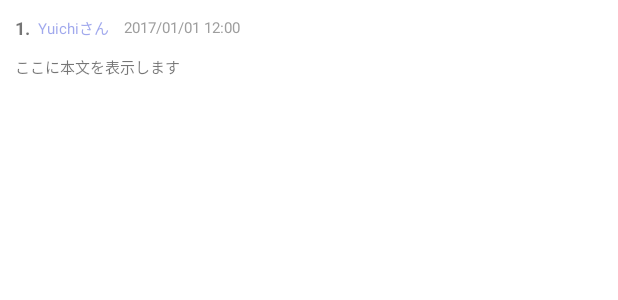
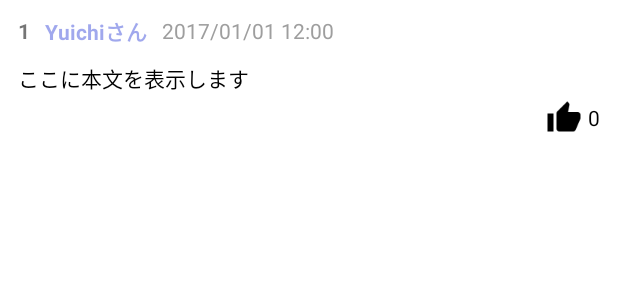
Before and after one commit to u1fukui/bbs-android, an Android app: the layout view_comment_cell.xml on its own in the app's theme, with its tools: preview values and no code run, on a phone screen of 412 x 824 dp. Shown: the top 300 px of the screen. Run offline under Robolectric (Android 15) with nearby library versions, the phone set to English and light mode, and no system bars.

Commit message:
Adjust comment list layout.

```diff
--- a/app/src/main/java/com/u1fukui/bbs/model/Comment.java
+++ b/app/src/main/java/com/u1fukui/bbs/model/Comment.java
@@ -20,5 +20,7 @@ public class Comment implements Serializable {
 
     public User author;
 
+    public int likeCount;
+
     public Date createdAt;
 }
--- a/app/src/main/java/com/u1fukui/bbs/viewmodel/ThreadDetailViewModel.java
+++ b/app/src/main/java/com/u1fukui/bbs/viewmodel/ThreadDetailViewModel.java
@@ -53,9 +53,9 @@ public class ThreadDetailViewModel implements ViewModel {
 
         //TODO: サーバからデータを取得する
         List<CommentViewModel> list = new ArrayList<>();
-        for (int i = 0; i < 20; i++) {
+        for (int i = 1; i <= 20; i++) {
             User author = new User(i, "コメンター" + i);
-            Comment comment = new Comment(i, bbsThread.id, i, "コメント", author, new Date());
+            Comment comment = new Comment(i, bbsThread.id, i, "コメント", author, i, new Date());
             list.add(new CommentViewModel(comment));
         }
         renderCommentList(list);
--- a/app/src/main/res/layout/view_comment_cell.xml
+++ b/app/src/main/res/layout/view_comment_cell.xml
@@ -9,11 +9,15 @@
             type="com.u1fukui.bbs.viewmodel.CommentViewModel" />
     </data>
 
-    <RelativeLayout
+    <LinearLayout
         android:layout_width="match_parent"
         android:layout_height="wrap_content"
         android:onClick="@{viewModel::onClickComment}"
-        android:padding="10dp">
+        android:orientation="vertical"
+        android:paddingBottom="6dp"
+        android:paddingLeft="12dp"
+        android:paddingRight="12dp"
+        android:paddingTop="10dp">
 
         <LinearLayout
             android:id="@+id/header"
@@ -27,18 +31,19 @@
                 android:layout_width="wrap_content"
                 android:layout_height="wrap_content"
                 android:text="@{viewModel.commentNumber}"
-                android:textSize="12sp"
+                android:textSize="14sp"
                 android:textStyle="bold"
-                tools:text="1." />
+                tools:text="1" />
 
             <TextView
                 android:id="@+id/author"
                 android:layout_width="wrap_content"
                 android:layout_height="wrap_content"
-                android:layout_marginLeft="5dp"
+                android:layout_marginLeft="10dp"
                 android:text="@{viewModel.userName}"
                 android:textColor="@color/blue_alpha_50"
-                android:textSize="10sp"
+                android:textSize="14sp"
+                android:textStyle="bold"
                 tools:text="Yuichiさん" />
 
             <TextView
@@ -48,7 +53,7 @@
                 android:layout_marginLeft="10dp"
                 android:text="@{viewModel.createdAt}"
                 android:textColor="@color/grey500"
-                android:textSize="10sp"
+                android:textSize="14sp"
                 tools:text="2017/01/01 12:00" />
 
         </LinearLayout>
@@ -57,13 +62,26 @@
             android:id="@+id/description"
             android:layout_width="wrap_content"
             android:layout_height="wrap_content"
-            android:layout_below="@id/header"
             android:layout_marginTop="10dp"
-            android:maxLines="3"
             android:text="@{viewModel.comment.description}"
-            android:textSize="10sp"
+            android:textColor="@color/black"
+            android:textSize="14sp"
             tools:text="ここに本文を表示します" />
 
-    </RelativeLayout>
+        <TextView
+            android:id="@+id/like_count"
+            android:layout_width="wrap_content"
+            android:layout_height="wrap_content"
+            android:layout_gravity="right"
+            android:layout_marginTop="4dp"
+            android:drawableLeft="@drawable/ic_thumb_up_black_24dp"
+            android:drawablePadding="4dp"
+            android:gravity="center_vertical"
+            android:textColor="@color/black"
+            android:textSize="14sp"
+            android:text="@{Integer.toString(viewModel.comment.likeCount)}"
+            tools:text="0" />
+
+    </LinearLayout>
 
 </layout>
```
Also changed, not shown: app/src/main/res/drawable-xhdpi/ic_thumb_up_black_24dp.png (added).
